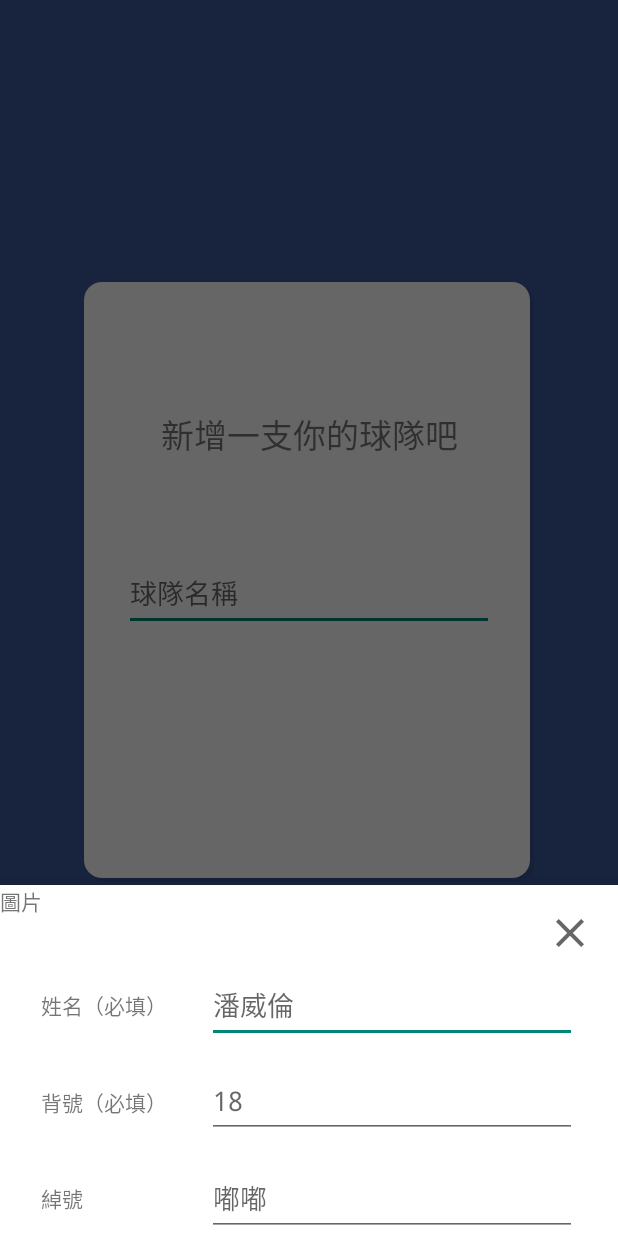
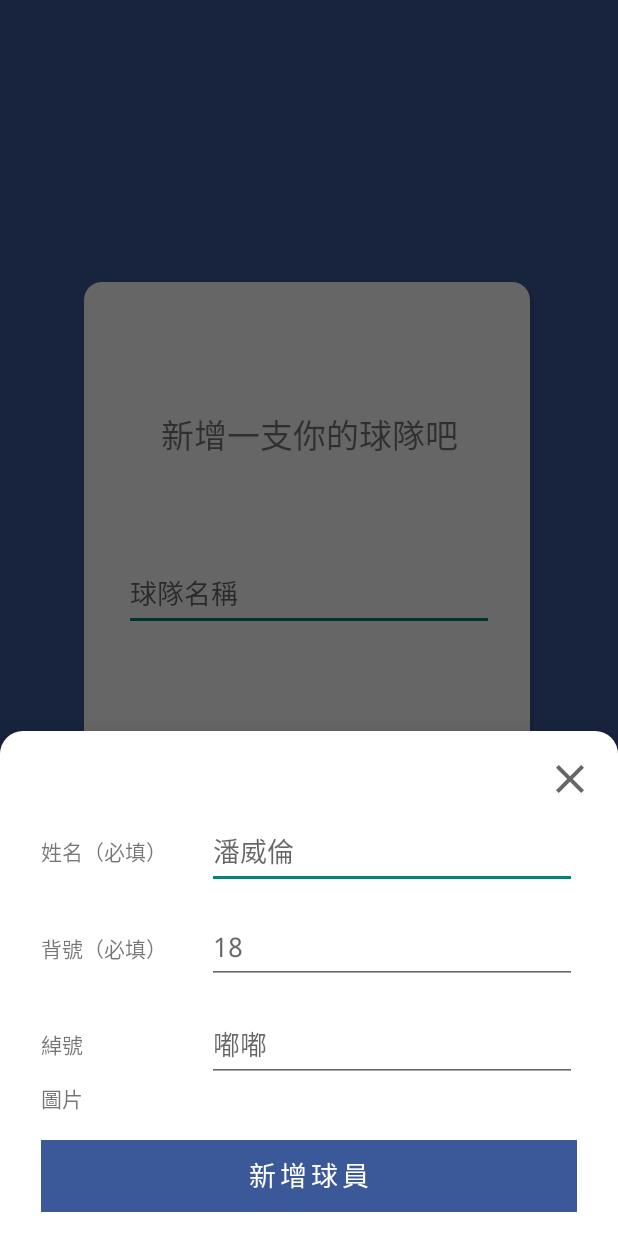
Before and after one commit to kuog1030/Baseball-Time, an Android app: the NewPlayerDialog screen opened through its navigation route, on a phone screen of 412 x 824 dp. Run offline under Robolectric (Android 15) with nearby library versions, the phone set to English and light mode, and no system bars; our stand-ins replace data binding; plain views replace ViewPagerArrowIndicator; 5 statements that could not run were skipped.

Commit message:
Create new player dialog and viewmodel

```diff
--- a/app/src/main/java/com/gillian/baseball/ext/FragmentExt.kt
+++ b/app/src/main/java/com/gillian/baseball/ext/FragmentExt.kt
@@ -9,6 +9,7 @@ import com.gillian.baseball.data.OnBaseInfo
 import com.gillian.baseball.factory.GameViewModelFactory
 import com.gillian.baseball.factory.OnBaseViewModelFactory
 import com.gillian.baseball.factory.ViewModelFactory
+import com.google.android.material.bottomsheet.BottomSheetDialogFragment
 
 fun Fragment.getVmFactory(): ViewModelFactory {
     val repository = (requireContext().applicationContext as BaseballApplication).repository
--- a/app/src/main/java/com/gillian/baseball/factory/ViewModelFactory.kt
+++ b/app/src/main/java/com/gillian/baseball/factory/ViewModelFactory.kt
@@ -7,6 +7,7 @@ import com.gillian.baseball.firstlogin.FirstLoginViewModel
 import com.gillian.baseball.game.order.OrderViewModel
 import com.gillian.baseball.game.dialog.EventDialogViewModel
 import com.gillian.baseball.team.TeamViewModel
+import com.gillian.baseball.team.newplayer.NewPlayerViewModel
 
 class ViewModelFactory constructor(
     private val repository: BaseballRepository
@@ -23,6 +24,8 @@ class ViewModelFactory constructor(
                     FirstLoginViewModel(repository)
                 isAssignableFrom(TeamViewModel::class.java) ->
                     TeamViewModel(repository)
+                isAssignableFrom(NewPlayerViewModel::class.java) ->
+                    NewPlayerViewModel(repository)
                 else ->
                     throw IllegalArgumentException("Unknown ViewModel class: ${modelClass.name}")
             }
--- /dev/null
+++ b/app/src/main/java/com/gillian/baseball/login/UserManager.kt
@@ -0,0 +1,7 @@
+package com.gillian.baseball.login
+
+object UserManager {
+
+    // mock data
+    val teamId: String = "38wlkrj12"
+}
--- a/app/src/main/java/com/gillian/baseball/team/newplayer/NewPlayerDialog.kt
+++ b/app/src/main/java/com/gillian/baseball/team/newplayer/NewPlayerDialog.kt
@@ -1,21 +1,40 @@
 package com.gillian.baseball.team.newplayer
 
 import android.os.Bundle
+import android.util.Log
 import android.view.LayoutInflater
 import android.view.View
 import android.view.ViewGroup
+import android.widget.Toast
+import androidx.fragment.app.viewModels
+import androidx.lifecycle.Observer
 import com.gillian.baseball.databinding.DialogNewPlayerBinding
+import com.gillian.baseball.ext.getVmFactory
 import com.google.android.material.bottomsheet.BottomSheetDialogFragment
 
 class NewPlayerDialog  : BottomSheetDialogFragment() {
 
+    private val viewModel by viewModels<NewPlayerViewModel> {getVmFactory() }
 
     override fun onCreateView(inflater: LayoutInflater, container: ViewGroup?, savedInstanceState: Bundle?
     ): View? {
         val binding = DialogNewPlayerBinding.inflate(inflater, container, false)
 
+        binding.lifecycleOwner = viewLifecycleOwner
+        binding.viewModel = viewModel
 
+        viewModel.errorMessage.observe(viewLifecycleOwner, Observer{
+            it?.let{
+                Toast.makeText(context, getString(it), Toast.LENGTH_LONG).show()
+            }
+        })
 
+        viewModel.dismissDialog.observe(viewLifecycleOwner, Observer {
+            it?.let{
+                dismiss()
+                viewModel.onDialogDismiss()
+            }
+        })
 
 
         return binding.root
--- /dev/null
+++ b/app/src/main/java/com/gillian/baseball/team/newplayer/NewPlayerViewModel.kt
@@ -0,0 +1,53 @@
+package com.gillian.baseball.team.newplayer
+
+import androidx.lifecycle.LiveData
+import androidx.lifecycle.MutableLiveData
+import androidx.lifecycle.ViewModel
+import androidx.lifecycle.viewModelScope
+import com.gillian.baseball.BaseballApplication
+import com.gillian.baseball.R
+import com.gillian.baseball.data.Player
+import com.gillian.baseball.data.source.BaseballRepository
+import com.gillian.baseball.login.UserManager
+import kotlinx.coroutines.launch
+
+class NewPlayerViewModel(val repository: BaseballRepository) : ViewModel() {
+
+    val name = MutableLiveData<String>()
+
+    val number = MutableLiveData<String>()
+
+    val nickname = MutableLiveData<String>()
+
+    val errorMessage = MutableLiveData<Int>()
+
+    private val _dismissDialog = MutableLiveData<Boolean>()
+
+    val dismissDialog : LiveData<Boolean>
+        get() = _dismissDialog
+
+    fun createPlayer() {
+        if (name.value.isNullOrEmpty() || number.value.isNullOrEmpty()) {
+            errorMessage.value = R.string.create_new_player_error
+        } else {
+            errorMessage.value = null
+            val player = Player(
+                    teamId = UserManager.teamId,
+                    name = name.value!!,
+                    number = number.value!!,
+                    nickname = nickname.value
+
+            )
+
+            viewModelScope.launch {
+                repository.createPlayer(player)
+            }
+            _dismissDialog.value = true
+        }
+    }
+
+    fun onDialogDismiss() {
+        _dismissDialog.value = false
+    }
+
+}
--- /dev/null
+++ b/app/src/main/res/drawable/bg_bottom_card.xml
@@ -0,0 +1,7 @@
+<?xml version="1.0" encoding="utf-8"?>
+<shape xmlns:android="http://schemas.android.com/apk/res/android">
+
+    <corners android:topLeftRadius="15dp"
+        android:topRightRadius="15dp"/>
+    <solid android:color="@color/white" />
+</shape>
--- a/app/src/main/res/layout/dialog_new_player.xml
+++ b/app/src/main/res/layout/dialog_new_player.xml
@@ -3,9 +3,15 @@
     xmlns:app="http://schemas.android.com/apk/res-auto"
     xmlns:tools="http://schemas.android.com/tools">
 
+    <data>
+        <variable
+            name="viewModel"
+            type="com.gillian.baseball.team.newplayer.NewPlayerViewModel" />
+    </data>
+
     <androidx.constraintlayout.widget.ConstraintLayout
         android:layout_width="match_parent"
-        android:layout_height="match_parent">
+        android:layout_height="wrap_content">
 
         <TextView
             android:id="@+id/text_new_player_name"
@@ -25,6 +31,7 @@
             android:layout_marginTop="56dp"
             android:ems="10"
             android:hint="@string/name_hint"
+            android:text="@={viewModel.name}"
             android:inputType="textPersonName"
             app:layout_constraintEnd_toEndOf="parent"
             app:layout_constraintHorizontal_bias="0.5"
@@ -47,6 +54,7 @@
             android:layout_marginTop="@dimen/margin"
             android:ems="10"
             android:hint="@string/number_hint"
+            android:text="@={viewModel.number}"
             android:inputType="number"
             app:layout_constraintStart_toStartOf="@+id/edit_new_player_name"
             app:layout_constraintTop_toBottomOf="@+id/edit_new_player_name" />
@@ -67,6 +75,7 @@
             android:layout_marginTop="@dimen/margin"
             android:ems="10"
             android:hint="@string/nickname_hint"
+            android:text="@={viewModel.nickname}"
             android:inputType="textPersonName"
             app:layout_constraintStart_toStartOf="@+id/edit_new_player_number"
             app:layout_constraintTop_toBottomOf="@+id/edit_new_player_number" />
@@ -76,8 +85,8 @@
             android:layout_width="wrap_content"
             android:layout_height="wrap_content"
             android:text="@string/image"
-            tools:layout_editor_absoluteX="28dp"
-            tools:layout_editor_absoluteY="291dp" />
+            app:layout_constraintStart_toStartOf="@+id/text_new_player_nickname"
+            app:layout_constraintTop_toBottomOf="@+id/edit_new_player_nickname" />
 
         <ImageView
             android:id="@+id/imageView3"
@@ -89,5 +98,19 @@
             app:layout_constraintTop_toTopOf="parent"
             app:srcCompat="@drawable/ic_baseline_clear_24" />
 
+        <Button
+            style="@style/GameButton"
+            android:id="@+id/button_new_player_save"
+            android:layout_width="0dp"
+            android:layout_height="wrap_content"
+            android:text="@string/create_a_player_button"
+            android:onClick="@{()->viewModel.createPlayer()}"
+            android:layout_marginTop="@dimen/margin"
+            android:layout_marginBottom="@dimen/margin"
+            app:layout_constraintEnd_toEndOf="@+id/edit_new_player_nickname"
+            app:layout_constraintStart_toStartOf="@+id/text_new_player_image"
+            app:layout_constraintTop_toBottomOf="@+id/text_new_player_image"
+            app:layout_constraintBottom_toBottomOf="parent"/>
+
     </androidx.constraintlayout.widget.ConstraintLayout>
 </layout>
--- a/app/src/main/res/values/strings.xml
+++ b/app/src/main/res/values/strings.xml
@@ -1,11 +1,15 @@
 <resources>
     <string name="app_name">Baseball</string>
 
+
+    <!--    error hint for user-->
+    <string name="create_new_player_error">姓名和背號都是必填的喔</string>
 
     <!--    team related -->
     <string name="create_a_team">新增一支你的球隊吧</string>
     <string name="team_name">球隊名稱</string>
     <string name="create_a_player">新增一個球員吧</string>
+    <string name="create_a_player_button">新增球員</string>
     <string name="player_name">球員名稱</string>
     <string name="player_number">球員背號</string>
     <string name="you">你</string>
--- a/app/src/main/res/values/styles.xml
+++ b/app/src/main/res/values/styles.xml
@@ -3,6 +3,19 @@
     <style name="ScoreTitle">
 
     </style>
+
+    <style name="AppBottomSheetDialogTheme" parent="Theme.Design.Light.BottomSheetDialog">
+        <item name="bottomSheetStyle">@style/BottomSheet</item>
+        <item name="android:windowIsFloating">false</item>
+        <item name="android:windowSoftInputMode">adjustResize|stateVisible</item>
+    </style>
+
+    <style name="BottomSheet" parent="Widget.Design.BottomSheet.Modal">
+        <item name="android:background">@drawable/bg_bottom_card</item>
+<!--        <item name="android:background">@color/transparent</item>-->
+    </style>
+
+
 
     <style name="BallSign">
         <item name="android:textSize">35sp</item>
--- a/app/src/main/res/values/themes.xml
+++ b/app/src/main/res/values/themes.xml
@@ -12,6 +12,7 @@
         <!-- Status bar color. -->
         <item name="android:statusBarColor" tools:targetApi="l">?attr/colorPrimaryVariant</item>
         <!-- Customize your theme here. -->
+        <item name="bottomSheetDialogTheme">@style/AppBottomSheetDialogTheme</item>
         <item name="android:fontFamily">@font/noto_sans</item>
         <item name="fontFamily">@font/noto_sans</item>
     </style>
```
